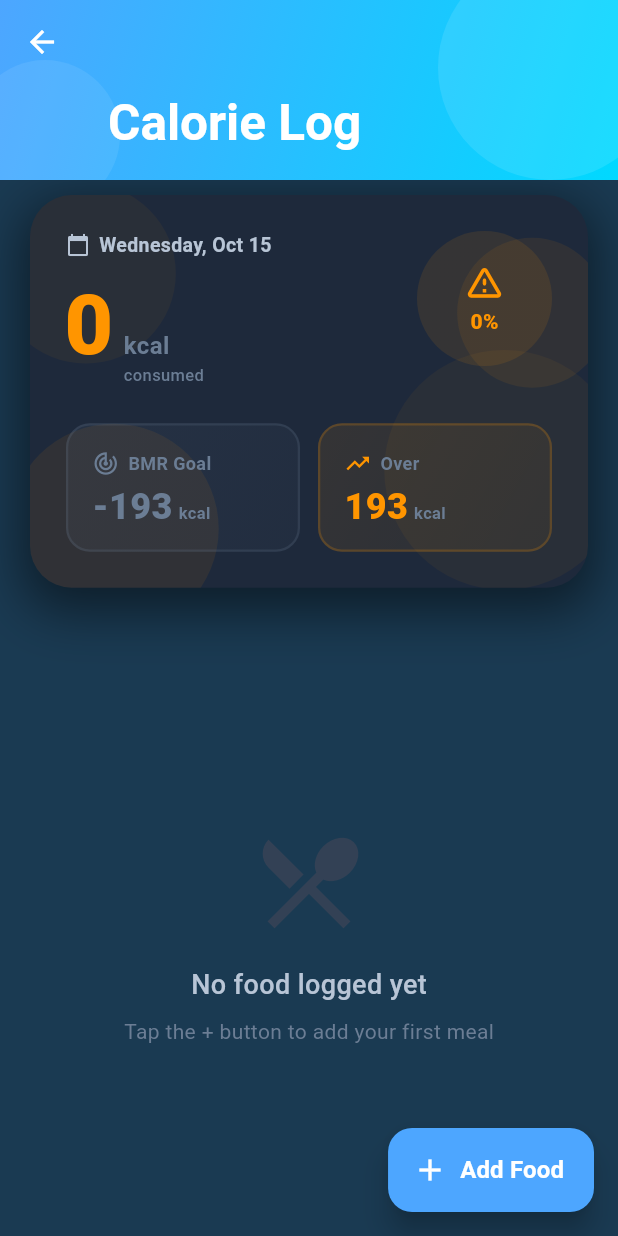
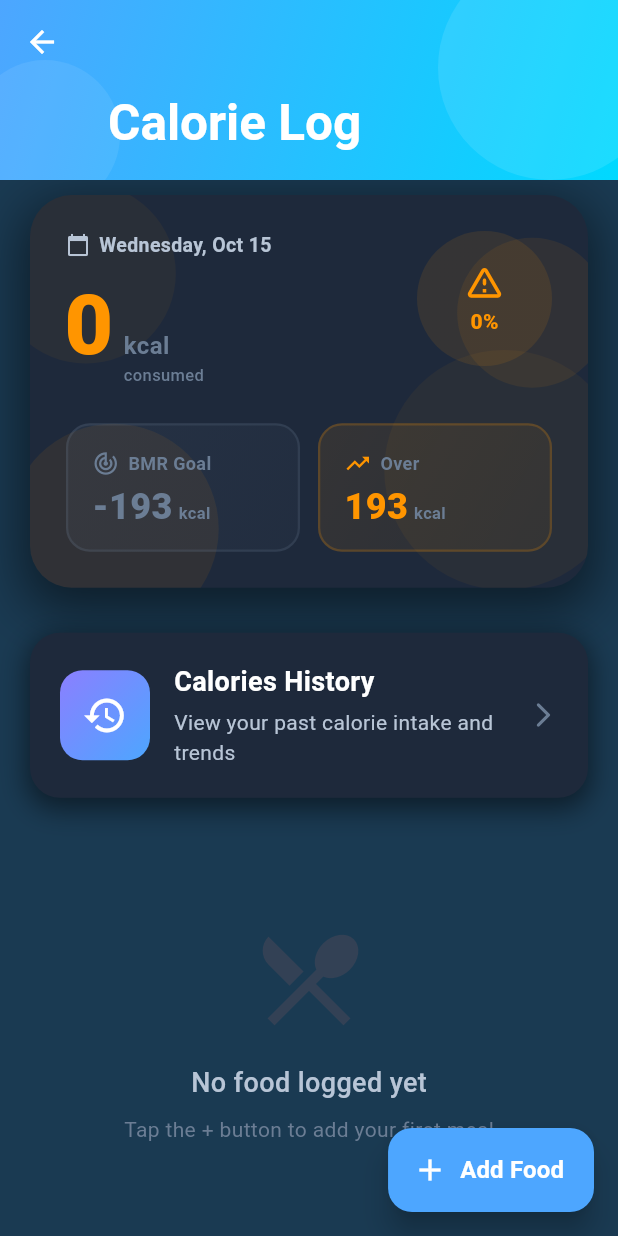
Before and after one commit to abc-and/fitwise, a Flutter app: the CalorieLogPage screen opened directly, on a phone screen of 412 x 824 dp. Run offline on Flutter 3.47's test engine with Material 3 defaults, Android fonts, the phone set to English and light mode, and no system bars; our stand-ins replace audioplayers, cloud_firestore, firebase_auth, firebase_core, video_player; accounts and stored records are empty.

Commit message:
Add files via upload
calories history

```diff
--- a/lib/calorie_log_page.dart
+++ b/lib/calorie_log_page.dart
@@ -6,6 +6,8 @@ import 'package:provider/provider.dart';
 import '../providers/theme.dart';
 import 'models/food_recommendation.dart';
 import 'constants/app_colors.dart';
+// Add this import for the history page
+import 'cal_history.dart';
 
 class FoodLogEntry {
   final String name;
@@ -419,6 +421,17 @@ class _CalorieLogPageState extends State<CalorieLogPage>
     );
   }
 
+  // Navigate to Calories History Page
+  // Navigate to Calories History Page (without Firebase)
+void _navigateToCaloriesHistory() {
+  Navigator.push(
+    context,
+    MaterialPageRoute(
+      builder: (context) => CalorieHistoryPage(), // Remove Firebase parameters
+    ),
+  );
+}
+
   @override
   Widget build(BuildContext context) {
     final theme = Provider.of<ThemeManager>(context);
@@ -432,6 +445,9 @@ class _CalorieLogPageState extends State<CalorieLogPage>
               children: [
                 _buildCalorieHeader(theme),
                 const SizedBox(height: 20),
+                // Add Calories History Section here
+                _buildCaloriesHistorySection(theme),
+                const SizedBox(height: 20),
               ],
             ),
           ),
@@ -439,6 +455,89 @@ class _CalorieLogPageState extends State<CalorieLogPage>
         ],
       ),
       floatingActionButton: _buildFAB(theme),
+    );
+  }
+
+  // New method for Calories History Section
+  Widget _buildCaloriesHistorySection(ThemeManager theme) {
+    return Container(
+      margin: const EdgeInsets.symmetric(horizontal: 20),
+      decoration: BoxDecoration(
+        color: theme.cardColor,
+        borderRadius: BorderRadius.circular(20),
+        boxShadow: [
+          BoxShadow(
+            color: theme.shadowColor,
+            blurRadius: 15,
+            offset: const Offset(0, 5),
+            spreadRadius: 2,
+          ),
+        ],
+      ),
+      child: Material(
+        color: Colors.transparent,
+        child: InkWell(
+          borderRadius: BorderRadius.circular(20),
+          onTap: _navigateToCaloriesHistory,
+          child: Container(
+            padding: const EdgeInsets.all(20),
+            child: Row(
+              children: [
+                Container(
+                  width: 60,
+                  height: 60,
+                  decoration: BoxDecoration(
+                    gradient: LinearGradient(
+                      begin: Alignment.topLeft,
+                      end: Alignment.bottomRight,
+                      colors: [
+                        AppColors.accentPurple,
+                        AppColors.accentBlue,
+                      ],
+                    ),
+                    borderRadius: BorderRadius.circular(15),
+                  ),
+                  child: Icon(
+                    Icons.history,
+                    color: Colors.white,
+                    size: 30,
+                  ),
+                ),
+                const SizedBox(width: 16),
+                Expanded(
+                  child: Column(
+                    crossAxisAlignment: CrossAxisAlignment.start,
+                    children: [
+                      Text(
+                        'Calories History',
+                        style: TextStyle(
+                          fontSize: 18,
+                          fontWeight: FontWeight.bold,
+                          color: theme.primaryText,
+                        ),
+                      ),
+                      const SizedBox(height: 4),
+                      Text(
+                        'View your past calorie intake and trends',
+                        style: TextStyle(
+                          fontSize: 14,
+                          color: theme.secondaryText,
+                        ),
+                      ),
+                    ],
+                  ),
+                ),
+                const SizedBox(width: 12),
+                Icon(
+                  Icons.arrow_forward_ios_rounded,
+                  color: theme.tertiaryText,
+                  size: 20,
+                ),
+              ],
+            ),
+          ),
+        ),
+      ),
     );
   }
 
@@ -966,14 +1065,15 @@ class _CalorieLogPageState extends State<CalorieLogPage>
                               ),
                           ],
                         ),
-                          const SizedBox(height: 4),
-                          Text(
-                            DateFormat('h:mm a').format(entry.timestamp),
-                            style: TextStyle(
-                              fontSize: 12,
-                              color: theme.secondaryText,
-                            ),
-                          ),
+                        // TIME DISPLAY REMOVED - This is where the time was previously shown
+                        // const SizedBox(height: 4),
+                        // Text(
+                        //   DateFormat('h:mm a').format(entry.timestamp),
+                        //   style: TextStyle(
+                        //     fontSize: 12,
+                        //     color: theme.secondaryText,
+                        //   ),
+                        // ),
                       ],
                     ),
                   ),
@@ -1241,8 +1341,7 @@ class _AddFoodBottomSheetState extends State<_AddFoodBottomSheet>
               borderRadius: BorderRadius.circular(12),
               borderSide: BorderSide.none,
             ),
-              prefixIcon: Icon(Icons.local_fire_department,
-                  color: AppColors.orange),
+            prefixIcon: Icon(Icons.local_fire_department, color: AppColors.orange),
           ),
         ),
         const SizedBox(height: 32),
```
Also changed, not shown: lib/cal_history.dart (added, +520 -0 lines). Lines whose indentation alone changed are shown as unchanged.
